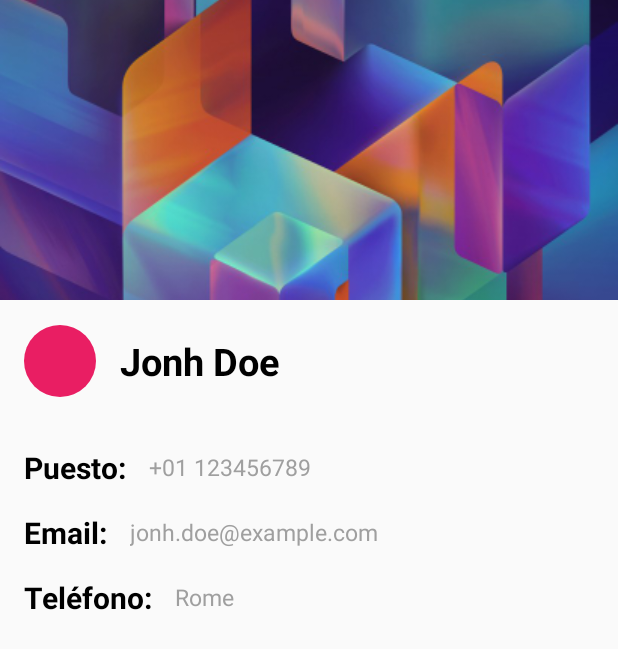
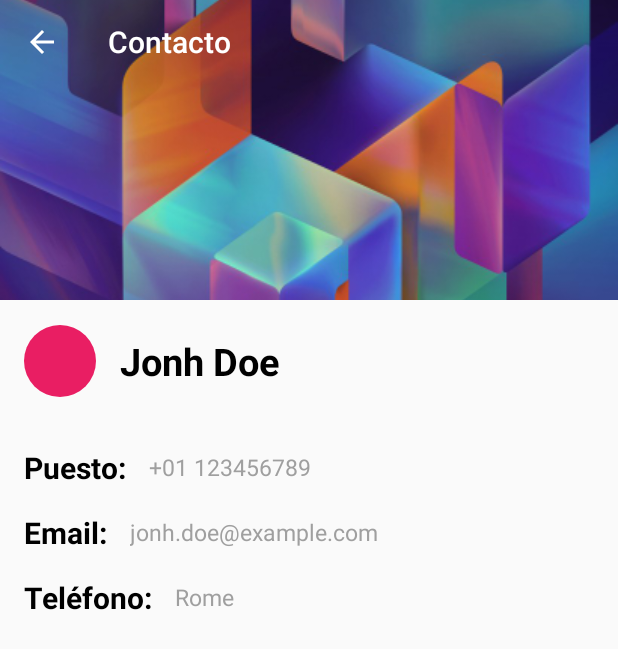
Before and after one commit to hgededwin/Appvisame, an Android app: the DetailsActivity screen opened directly, with no data from a screen before it, on a phone screen of 412 x 824 dp. Shown: the top 649 px of the screen. Run offline under Robolectric (Android 15) with nearby library versions, the light colour scheme and no system bars; 5 statements that could not run were skipped.

Commit message:
Agregando cambios en el toolbar

```diff
--- a/app/src/main/java/com/systemboy/appvisame/activity/about/DetailsActivity.java
+++ b/app/src/main/java/com/systemboy/appvisame/activity/about/DetailsActivity.java
@@ -27,6 +27,13 @@ public class DetailsActivity extends ActionBarActivity {
         super.onCreate(savedInstanceState);
         setContentView(R.layout.activity_detalle_acercade);
 
+
+        Toolbar toolbar_transparent = (Toolbar) findViewById(R.id.activity_my_toolbar_transparent);
+        toolbar_transparent.setTitle("Contacto");
+        setSupportActionBar(toolbar_transparent);
+        getSupportActionBar().setDisplayHomeAsUpEnabled(true);
+
+
         mContact = Integrantes.getItem(getIntent().getIntExtra(ID, 0));
 
         mCircle = findViewById(R.id.DETAILS_circle);
--- a/app/src/main/java/com/systemboy/appvisame/appvisame/AcercaActivity.java
+++ b/app/src/main/java/com/systemboy/appvisame/appvisame/AcercaActivity.java
@@ -8,6 +8,7 @@ import android.support.v4.util.Pair;
 import android.support.v7.app.ActionBarActivity;
 import android.support.v7.widget.LinearLayoutManager;
 import android.support.v7.widget.RecyclerView;
+
 import android.support.v7.widget.Toolbar;
 import android.view.MenuItem;
 import android.view.View;
@@ -27,7 +28,7 @@ public class AcercaActivity extends ActionBarActivity {
        setContentView(R.layout.activity_acercade);
 
        Toolbar toolbar = (Toolbar) findViewById(R.id.activity_my_toolbar);
-       toolbar.setTitle("Acerca de");
+       toolbar.setTitle("");
        setSupportActionBar(toolbar);
        getSupportActionBar().setDisplayHomeAsUpEnabled(true);
 
--- a/app/src/main/res/layout/activity_detalle_acercade.xml
+++ b/app/src/main/res/layout/activity_detalle_acercade.xml
@@ -4,12 +4,23 @@
     android:layout_height="match_parent"
     android:orientation="vertical">
 
+    <RelativeLayout
+        android:layout_width="match_parent"
+        android:layout_height="wrap_content">
 
-    <ImageView
-        android:layout_width="match_parent"
-        android:layout_height="200dp"
-        android:scaleType="centerCrop"
-        android:src="@drawable/wallpaper"/>
+        <include
+            layout="@layout/toolbar_transparent"
+            android:layout_width="match_parent"
+            android:layout_height="wrap_content" />
+
+
+        <ImageView
+            android:layout_width="match_parent"
+            android:layout_height="200dp"
+            android:scaleType="centerCrop"
+            android:src="@drawable/wallpaper"/>
+
+        </RelativeLayout>
 
     <RelativeLayout
         android:layout_width="match_parent"
@@ -23,6 +34,7 @@
             android:layout_height="48dp"
             android:background="@drawable/circle"
             android:layout_centerVertical="true"
+            android:layout_marginBottom="-20dp"
             android:layout_alignParentLeft="true"/>
 
         <TextView
--- /dev/null
+++ b/app/src/main/res/layout/toolbar_transparent.xml
@@ -0,0 +1,10 @@
+<android.support.v7.widget.Toolbar xmlns:android="http://schemas.android.com/apk/res/android"
+    xmlns:app="http://schemas.android.com/apk/res-auto"
+    android:id="@+id/activity_my_toolbar_transparent"
+    android:layout_width="match_parent"
+    android:layout_height="match_parent"
+    android:minHeight="?attr/actionBarSize"
+    android:elevation="8dp"
+    android:background="@android:color/transparent"
+    app:theme="@style/ThemeOverlay.AppCompat.Dark.ActionBar"
+    app:popupTheme="@style/ThemeOverlay.AppCompat.Light"/>
```
Also changed, not shown: app/src/main/res/layout/activity_acercade.xml (+21 -15 lines), app/src/main/res/layout/toolbar.xml (indentation only).
